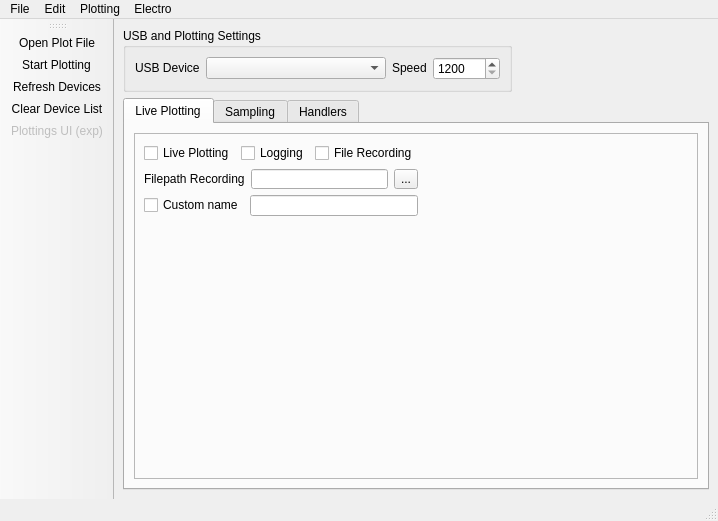
This is Resources/mainui.ui in gdroumpalis/Electro as Qt 5 draws it before an edit. The edited form follows.
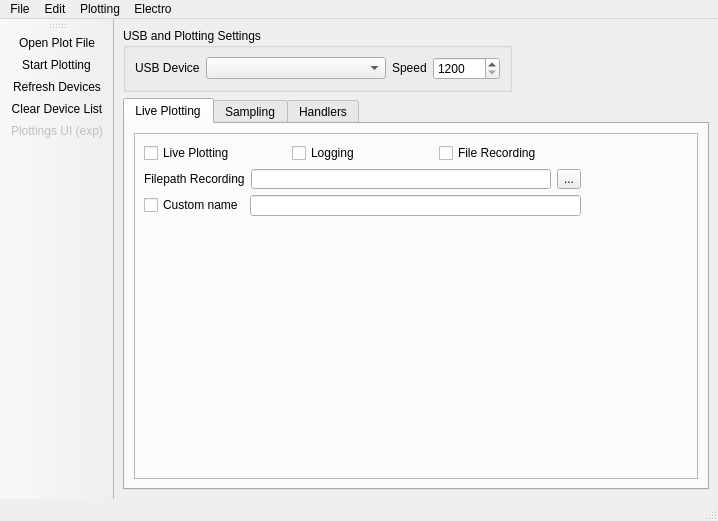
This is the edited form. Icons and pictures are not drawn.

Commit message: fix size of filepath lineedit widget

What changed in the file:
```diff
--- a/Resources/mainui.ui
+++ b/Resources/mainui.ui
@@ -168,7 +168,14 @@
                 </widget>
                </item>
                <item row="0" column="1">
-                <widget class="QLineEdit" name="filepathlineedit"/>
+                <widget class="QLineEdit" name="filepathlineedit">
+                 <property name="minimumSize">
+                  <size>
+                   <width>300</width>
+                   <height>0</height>
+                  </size>
+                 </property>
+                </widget>
                </item>
                <item row="0" column="2">
                 <widget class="QToolButton" name="filepathtoolbutton">
```
Left out of the diff: 9 changed lines with no effect on the pictures. The commit also changes 3 other files.
